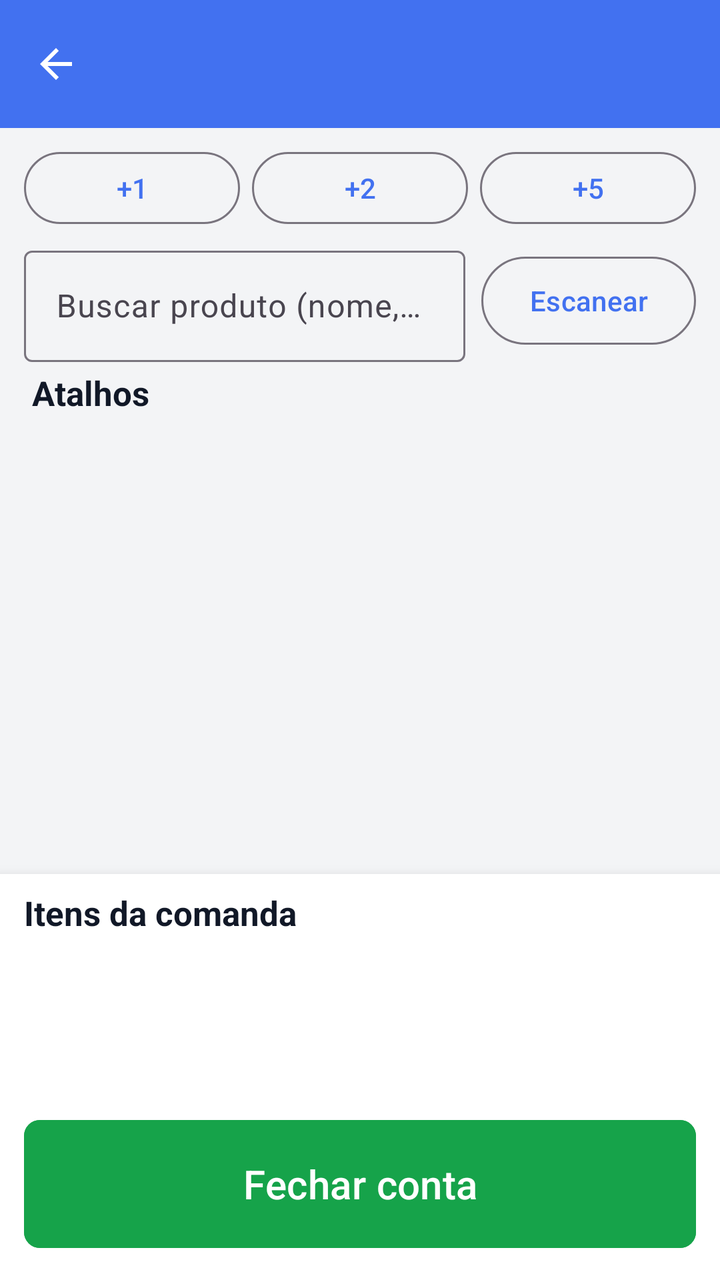
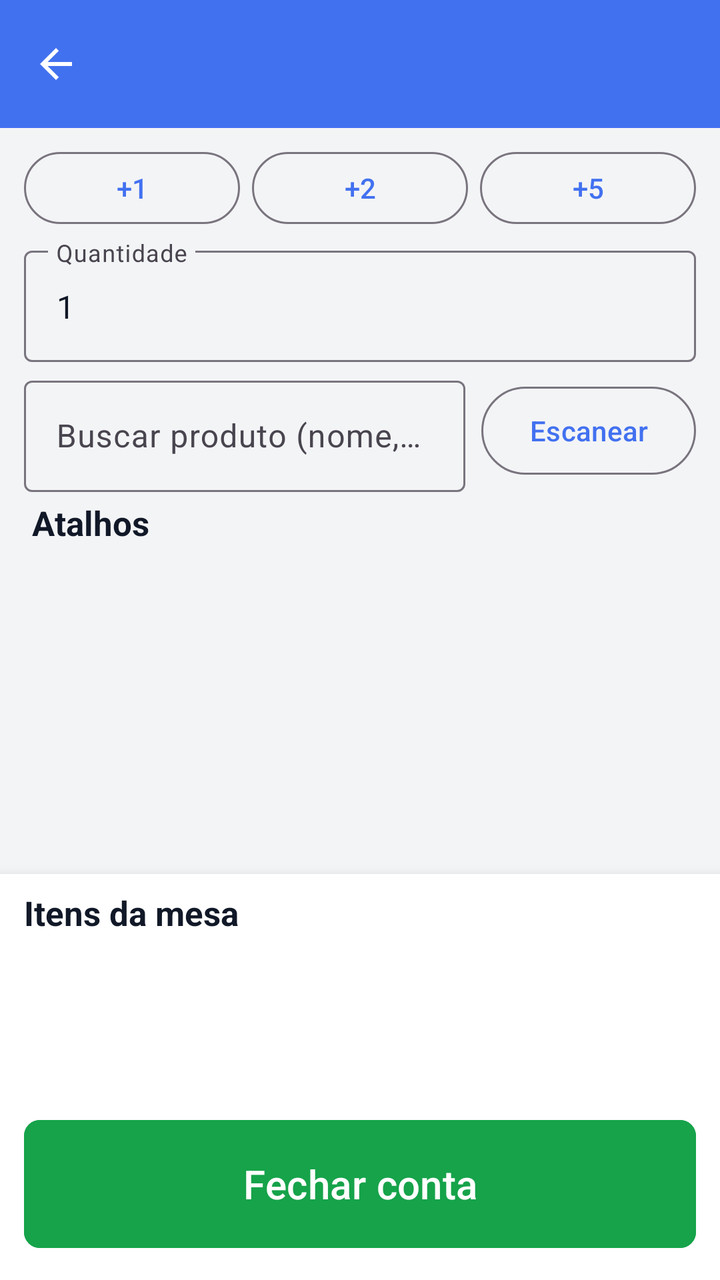

Compare the two renders of this Android layout. The source of the first and the diff that turns it into the second are given below.
<!-- AndroidManifest.xml: application theme Theme.POSmaisgestao -->
<!-- res/layout/activity_conta_mesa.xml -->
<?xml version="1.0" encoding="utf-8"?>
<LinearLayout xmlns:android="http://schemas.android.com/apk/res/android"
    xmlns:app="http://schemas.android.com/apk/res-auto"
    android:layout_width="match_parent"
    android:layout_height="match_parent"
    android:background="@color/surface"
    android:descendantFocusability="beforeDescendants"
    android:focusableInTouchMode="true"
    android:orientation="vertical">

    <com.google.android.material.appbar.MaterialToolbar
        android:id="@+id/toolbarConta"
        android:layout_width="match_parent"
        android:layout_height="?attr/actionBarSize"
        android:background="@color/primary"
        android:theme="@style/ThemeOverlay.Material3.Dark.ActionBar"
        app:navigationIcon="?attr/homeAsUpIndicator"
        app:titleTextColor="@color/white" />

    
    <LinearLayout
        android:layout_width="match_parent"
        android:layout_height="0dp"
        android:layout_weight="1"
        android:orientation="vertical">

        <LinearLayout
            android:layout_width="match_parent"
            android:layout_height="wrap_content"
            android:gravity="center"
            android:orientation="horizontal"
            android:paddingHorizontal="12dp"
            android:paddingTop="8dp">

            <com.google.android.material.button.MaterialButton
                android:id="@+id/btnQty1"
                style="@style/Widget.Material3.Button.OutlinedButton"
                android:layout_width="0dp"
                android:layout_height="wrap_content"
                android:layout_marginEnd="6dp"
                android:layout_weight="1"
                android:minHeight="44dp"
                android:text="@string/qty_mais_1" />

            <com.google.android.material.button.MaterialButton
                android:id="@+id/btnQty2"
                style="@style/Widget.Material3.Button.OutlinedButton"
                android:layout_width="0dp"
                android:layout_height="wrap_content"
                android:layout_marginEnd="6dp"
                android:layout_weight="1"
                android:minHeight="44dp"
                android:text="@string/qty_mais_2" />

            <com.google.android.material.button.MaterialButton
                android:id="@+id/btnQty5"
                style="@style/Widget.Material3.Button.OutlinedButton"
                android:layout_width="0dp"
                android:layout_height="wrap_content"
                android:layout_weight="1"
                android:minHeight="44dp"
                android:text="@string/qty_mais_5" />
        </LinearLayout>

        <LinearLayout
            android:layout_width="match_parent"
            android:layout_height="wrap_content"
            android:gravity="center_vertical"
            android:orientation="horizontal"
            android:paddingHorizontal="12dp"
            android:paddingTop="4dp"
            android:paddingBottom="4dp">

            <com.google.android.material.textfield.TextInputLayout
                android:layout_width="0dp"
                android:layout_height="wrap_content"
                android:layout_weight="1"
                android:hint="@string/buscar_produto">

                <com.google.android.material.textfield.TextInputEditText
                    android:id="@+id/inputBuscaConta"
                    android:layout_width="match_parent"
                    android:layout_height="wrap_content"
                    android:imeOptions="actionSearch"
                    android:inputType="text"
                    android:minHeight="52dp" />
            </com.google.android.material.textfield.TextInputLayout>

            <com.google.android.material.button.MaterialButton
                android:id="@+id/btnEscanearConta"
                style="@style/Widget.Material3.Button.OutlinedButton"
                android:layout_width="wrap_content"
                android:layout_height="wrap_content"
                android:layout_marginStart="8dp"
                android:minHeight="52dp"
                android:text="@string/escanear" />
        </LinearLayout>

        <TextView
            android:id="@+id/lblSecaoConta"
            style="@style/PosSectionTitle"
            android:layout_width="match_parent"
            android:layout_height="wrap_content"
            android:paddingHorizontal="16dp"
            android:paddingBottom="4dp"
            android:text="@string/atalhos" />

        <androidx.recyclerview.widget.RecyclerView
            android:id="@+id/listaProdutosConta"
            android:layout_width="match_parent"
            android:layout_height="0dp"
            android:layout_weight="1"
            android:clipToPadding="false"
            android:paddingHorizontal="8dp" />
    </LinearLayout>

    
    <LinearLayout
        android:layout_width="match_parent"
        android:layout_height="wrap_content"
        android:background="@color/card"
        android:elevation="8dp"
        android:orientation="vertical"
        android:paddingHorizontal="12dp"
        android:paddingTop="8dp"
        android:paddingBottom="12dp">

        <TextView
            style="@style/PosSectionTitle"
            android:layout_width="match_parent"
            android:layout_height="wrap_content"
            android:text="@string/itens_comanda" />

        <ProgressBar
            android:id="@+id/progressConta"
            android:layout_width="wrap_content"
            android:layout_height="wrap_content"
            android:layout_gravity="center_horizontal"
            android:visibility="gone" />

        <androidx.recyclerview.widget.RecyclerView
            android:id="@+id/listaItensConta"
            android:layout_width="match_parent"
            android:layout_height="wrap_content"
            android:layout_marginTop="4dp"
            android:background="@color/background"
            android:maxHeight="140dp"
            android:minHeight="48dp"
            android:padding="4dp" />

        <TextView
            android:id="@+id/txtTotalConta"
            android:layout_width="match_parent"
            android:layout_height="wrap_content"
            android:paddingTop="8dp"
            android:paddingBottom="4dp"
            android:textColor="@color/foreground"
            android:textSize="18sp"
            android:textStyle="bold" />

        <com.google.android.material.button.MaterialButton
            android:id="@+id/btnFecharConta"
            style="@style/PosBigButton"
            android:layout_width="match_parent"
            android:layout_height="wrap_content"
            android:backgroundTint="@color/dinheiro"
            android:text="@string/fechar_conta" />
    </LinearLayout>
</LinearLayout>
<!-- resources referenced by this layout -->
<resources>
  <color name="background">#FFFFFF</color>
  <color name="card">#FFFFFF</color>
  <color name="dinheiro">#16A34A</color>
  <color name="foreground">#111827</color>
  <color name="primary">#4271F0</color>
  <color name="surface">#F3F4F6</color>
  <color name="white">#FFFFFFFF</color>
  <string name="atalhos">Atalhos</string>
  <string name="buscar_produto">Buscar produto (nome, código ou EAN)</string>
  <string name="escanear">Escanear</string>
  <string name="fechar_conta">Fechar conta</string>
  <string name="itens_comanda">Itens da comanda</string>
  <string name="qty_mais_1">+1</string>
  <string name="qty_mais_2">+2</string>
  <string name="qty_mais_5">+5</string>
  <style name="PosBigButton" parent="Widget.Material3.Button">
          <item name="android:minHeight">72dp</item>
          <item name="android:textSize">20sp</item>
          <item name="android:textAllCaps">false</item>
          <item name="cornerRadius">8dp</item>
          <item name="backgroundTint">@color/primary</item>
          <item name="android:textColor">@color/primary_foreground</item>
      </style>
  <style name="PosSectionTitle">
          <item name="android:textColor">@color/foreground</item>
          <item name="android:textSize">17sp</item>
          <item name="android:textStyle">bold</item>
      </style>
  <style name="Theme.POSmaisgestao" parent="Base.Theme.POSmaisgestao" />
  <color name="primary_foreground">#FFFFFF</color>
  <style name="Base.Theme.POSmaisgestao" parent="Theme.Material3.DayNight.NoActionBar">
          <item name="colorPrimary">@color/primary</item>
          <item name="colorPrimaryDark">@color/primary_dark</item>
          <item name="colorSecondary">@color/accent</item>
          <item name="colorOnPrimary">@color/primary_foreground</item>
          <item name="colorOnSurface">@color/foreground</item>
          <item name="colorOnBackground">@color/foreground</item>
          <item name="android:statusBarColor">@color/primary_dark</item>
          <item name="android:navigationBarColor">@color/surface</item>
          <item name="android:windowOptOutEdgeToEdgeEnforcement">true</item>
          <item name="android:windowBackground">@color/surface</item>
          <item name="android:colorBackground">@color/background</item>
          <item name="android:textColorPrimary">@color/foreground</item>
          <item name="android:textColorSecondary">@color/muted_foreground</item>
          <item name="android:textColor">@color/foreground</item>
          <item name="android:textColorHint">@color/muted_foreground</item>
      </style>
  <color name="primary_dark">#0B42DA</color>
  <color name="accent">#D0D9F1</color>
  <color name="muted_foreground">#374151</color>
</resources>

<!-- the commit's change to res/layout/activity_conta_mesa.xml (unified diff, before → after) -->
@@ -61,6 +61,23 @@
                 android:minHeight="44dp"
                 android:text="@string/qty_mais_5" />
         </LinearLayout>
+
+        <com.google.android.material.textfield.TextInputLayout
+            android:id="@+id/layoutQuantidadeItem"
+            android:layout_width="match_parent"
+            android:layout_height="wrap_content"
+            android:layout_marginHorizontal="12dp"
+            android:layout_marginTop="4dp"
+            android:hint="@string/quantidade_item">
+
+            <com.google.android.material.textfield.TextInputEditText
+                android:id="@+id/inputQuantidadeItem"
+                android:layout_width="match_parent"
+                android:layout_height="wrap_content"
+                android:inputType="numberDecimal"
+                android:minHeight="52dp"
+                android:text="1" />
+        </com.google.android.material.textfield.TextInputLayout>
 
         <LinearLayout
             android:layout_width="match_parent"
@@ -126,10 +143,11 @@
         android:paddingBottom="12dp">
 
         <TextView
+            android:id="@+id/txtItensConta"
             style="@style/PosSectionTitle"
             android:layout_width="match_parent"
             android:layout_height="wrap_content"
-            android:text="@string/itens_comanda" />
+            android:text="@string/itens_mesa" />
 
         <ProgressBar
             android:id="@+id/progressConta"
<!-- resource entries referenced after the edit -->
@@ -11,10 +11,11 @@
   <string name="buscar_produto">Buscar produto (nome, código ou EAN)</string>
   <string name="escanear">Escanear</string>
   <string name="fechar_conta">Fechar conta</string>
-  <string name="itens_comanda">Itens da comanda</string>
+  <string name="itens_mesa">Itens da mesa</string>
   <string name="qty_mais_1">+1</string>
   <string name="qty_mais_2">+2</string>
   <string name="qty_mais_5">+5</string>
+  <string name="quantidade_item">Quantidade</string>
   <style name="PosBigButton" parent="Widget.Material3.Button">
           <item name="android:minHeight">72dp</item>
           <item name="android:textSize">20sp</item>
